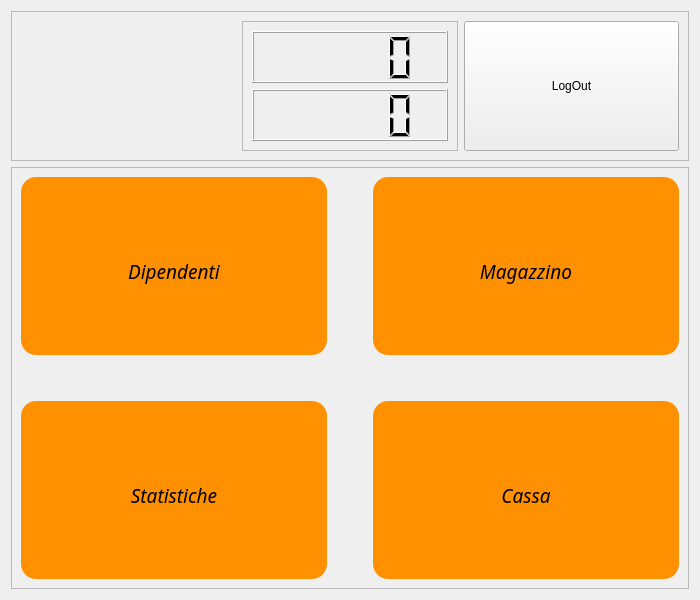
First picture: the form in projectIS/utilizzatore/view/vistaAmministratore.ui, repository chritianchiappa/progetto_panificio, before the edit.
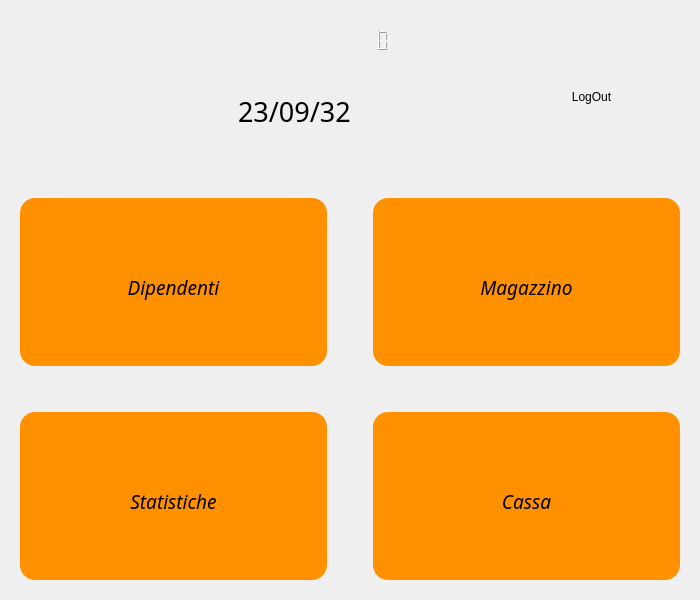
Second picture: the form after the edit. Icons and pictures are not drawn.

Commit message: modifica aggiunta res_rc

Patch:
```diff
--- a/projectIS/utilizzatore/view/vistaAmministratore.ui
+++ b/projectIS/utilizzatore/view/vistaAmministratore.ui
@@ -31,6 +31,9 @@
        <height>150</height>
       </size>
      </property>
+     <property name="styleSheet">
+      <string notr="true">border:none</string>
+     </property>
      <property name="frameShape">
       <enum>QFrame::StyledPanel</enum>
      </property>
@@ -41,7 +44,7 @@
       <item>
        <widget class="QToolButton" name="logo_button">
         <property name="sizePolicy">
-         <sizepolicy hsizetype="Minimum" vsizetype="Minimum">
+         <sizepolicy hsizetype="Expanding" vsizetype="Expanding">
           <horstretch>0</horstretch>
           <verstretch>0</verstretch>
          </sizepolicy>
@@ -66,6 +69,11 @@
       </item>
       <item>
        <widget class="QFrame" name="frame_3">
+        <property name="styleSheet">
+         <string notr="true">QFrame{
+border:none;
+}</string>
+        </property>
         <property name="frameShape">
          <enum>QFrame::StyledPanel</enum>
         </property>
@@ -74,10 +82,42 @@
         </property>
         <layout class="QVBoxLayout" name="verticalLayout_2">
          <item>
-          <widget class="QLCDNumber" name="lcdOra"/>
+          <widget class="QLCDNumber" name="lcdOra">
+           <property name="sizePolicy">
+            <sizepolicy hsizetype="Expanding" vsizetype="Minimum">
+             <horstretch>0</horstretch>
+             <verstretch>0</verstretch>
+            </sizepolicy>
+           </property>
+          </widget>
          </item>
-         <item>
-          <widget class="QLCDNumber" name="lcdGiorno"/>
+         <item alignment="Qt::AlignHCenter">
+          <widget class="QLabel" name="Data">
+           <property name="sizePolicy">
+            <sizepolicy hsizetype="Expanding" vsizetype="Expanding">
+             <horstretch>0</horstretch>
+             <verstretch>0</verstretch>
+            </sizepolicy>
+           </property>
+           <property name="minimumSize">
+            <size>
+             <width>250</width>
+             <height>0</height>
+            </size>
+           </property>
+           <property name="font">
+            <font>
+             <family>Futura</family>
+             <pointsize>20</pointsize>
+            </font>
+           </property>
+           <property name="styleSheet">
+            <string notr="true">text-align:center;</string>
+           </property>
+           <property name="text">
+            <string>23/09/32</string>
+           </property>
+          </widget>
          </item>
         </layout>
        </widget>
@@ -85,11 +125,14 @@
       <item>
        <widget class="QToolButton" name="logout_button">
         <property name="sizePolicy">
-         <sizepolicy hsizetype="Minimum" vsizetype="Minimum">
+         <sizepolicy hsizetype="Expanding" vsizetype="Expanding">
           <horstretch>0</horstretch>
           <verstretch>0</verstretch>
          </sizepolicy>
         </property>
+        <property name="styleSheet">
+         <string notr="true"/>
+        </property>
         <property name="text">
          <string>LogOut</string>
         </property>
@@ -113,9 +156,7 @@
       </size>
      </property>
      <property name="styleSheet">
-      <string notr="true">Frame frame_2{
-border:none;
-}</string>
+      <string notr="true">border:none</string>
      </property>
      <property name="frameShape">
       <enum>QFrame::StyledPanel</enum>
```
Left out of the diff: 12 changed lines with no effect on the pictures. The commit also changes 2 other files.
